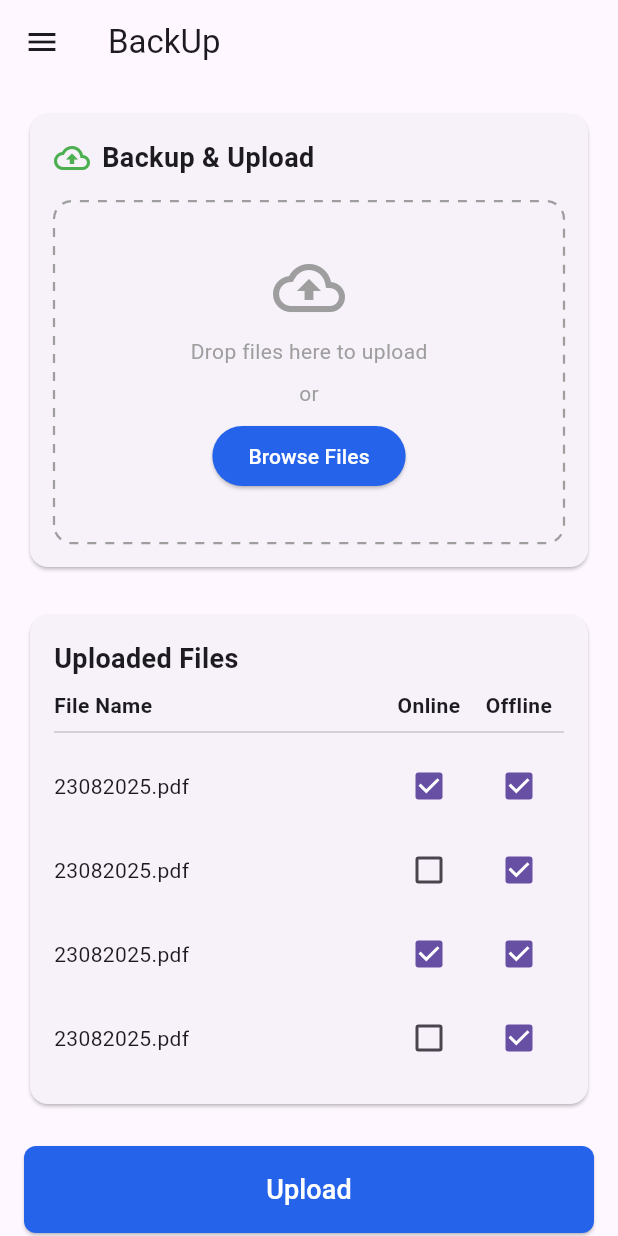
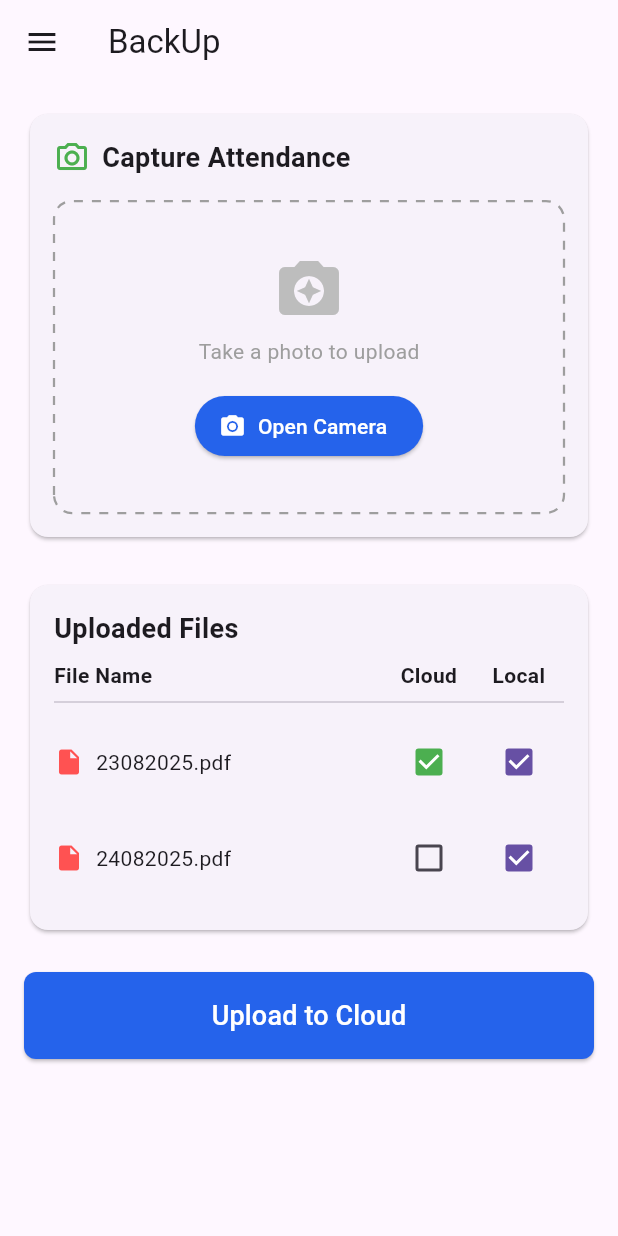
Before and after one commit to Vishwarajsinh7/SmartAbsent, a Flutter app: the BackupScreen screen opened directly, on a phone screen of 412 x 824 dp. Run offline on Flutter 3.47's test engine with Material 3 defaults, Android fonts, the phone set to English and light mode, and no system bars; drawn by our look-alikes of dotted_border; our stand-ins replace cloud_firestore, firebase_core, firebase_storage, image_picker; missing offline and left inert: flutter_application_1; accounts and stored records are empty; Roboto replaces fonts that are missing (Poppins); statements that could not run were skipped.

Commit message:
add camera function

```diff
--- a/lib/screen/local_cloud_backup.dart
+++ b/lib/screen/local_cloud_backup.dart
@@ -1,8 +1,15 @@
+import 'dart:io'; // Required for File
+import 'package:demo1/screen/sidebar.dart';
+import 'package:firebase_core/firebase_core.dart'; // Required for Firebase
+import 'package:firebase_storage/firebase_storage.dart'; // Required for Storage
+import 'package:flutter/material.dart';
 import 'package:dotted_border/dotted_border.dart';
-import 'package:flutter_application_1/screen/sidebar.dart';
-import 'package:flutter/material.dart';
+import 'package:image_picker/image_picker.dart'; // Required for Camera
 
-void main() {
+void main() async {
+  // 1. Initialize Firebase before running the app
+  WidgetsFlutterBinding.ensureInitialized();
+  await Firebase.initializeApp();
   runApp(const BackupApp());
 }
 
@@ -39,11 +46,7 @@ class BackupFile {
   bool isOnline;
   bool isOffline;
 
-  BackupFile({
-    required this.name,
-    this.isOnline = false,
-    this.isOffline = true,
-  });
+  BackupFile({required this.name, this.isOnline = false, this.isOffline = true});
 }
 
 class BackupScreen extends StatefulWidget {
@@ -54,45 +57,142 @@ class BackupScreen extends StatefulWidget {
 }
 
 class _BackupScreenState extends State<BackupScreen> {
-  //int _currentIndex = 1; // Set initial index to 'Backup'
+  // --- LOGIC VARIABLES ---
+  final ImagePicker _picker = ImagePicker();
+  File? _selectedImage;
+  bool _isUploading = false;
 
-  // Sample list of files
+  // Sample list (We will add new uploads to this list)
   final List<BackupFile> _files = [
     BackupFile(name: '23082025.pdf', isOnline: true, isOffline: true),
-    BackupFile(name: '23082025.pdf', isOnline: false, isOffline: true),
-    BackupFile(name: '23082025.pdf', isOnline: true, isOffline: true),
-    BackupFile(name: '23082025.pdf', isOnline: false, isOffline: true),
+    BackupFile(name: '24082025.pdf', isOnline: false, isOffline: true),
   ];
+
+  // --- FUNCTION 1: Pick Image from Camera ---
+  Future<void> _pickImage() async {
+    try {
+      final XFile? photo = await _picker.pickImage(source: ImageSource.camera);
+      if (photo != null) {
+        setState(() {
+          _selectedImage = File(photo.path);
+        });
+      }
+    } catch (e) {
+      ScaffoldMessenger.of(context).showSnackBar(SnackBar(content: Text('Error picking image: $e')));
+    }
+  }
+
+  // --- FUNCTION 2: Upload to Firebase Storage ---
+  Future<void> _uploadToFirebase() async {
+    if (_selectedImage == null) {
+      ScaffoldMessenger.of(context).showSnackBar(
+        const SnackBar(content: Text('Please take a photo first!')),
+      );
+      return;
+    }
+
+    setState(() => _isUploading = true);
+
+    try {
+      // 1. Create a unique filename based on time
+      String fileName = "attendance_${DateTime.now().millisecondsSinceEpoch}.jpg";
+
+      // 2. Create Reference (Folder: backups)
+      final ref = FirebaseStorage.instance.ref().child('backups/$fileName');
+
+      // 3. Upload
+      await ref.putFile(_selectedImage!);
+
+      // 4. Update UI on Success
+      setState(() {
+        // Add to the list so the user sees it immediately
+        _files.insert(0, BackupFile(name: fileName, isOnline: true, isOffline: true));
+        _selectedImage = null; // Clear preview
+      });
+
+      if (mounted) {
+        ScaffoldMessenger.of(context).showSnackBar(
+          const SnackBar(content: Text('Upload Successful!')),
+        );
+      }
+    } catch (e) {
+      print(e);
+      if (mounted) {
+        ScaffoldMessenger.of(context).showSnackBar(
+          SnackBar(content: Text('Upload Failed: $e')),
+        );
+      }
+    } finally {
+      if (mounted) setState(() => _isUploading = false);
+    }
+  }
 
   @override
   Widget build(BuildContext context) {
     return Scaffold(
-      appBar: AppBar(title: const Text('BackUp')),
-      drawer: const Drawer(child: Sidebar()),
-
+      appBar: AppBar(
+        title: const Text('BackUp'),
+      ),
+      drawer: const Drawer(
+        child: Sidebar(),
+      ),
       body: SingleChildScrollView(
         padding: const EdgeInsets.all(16.0),
         child: Column(
           children: [
             _buildUploadCard(),
             const SizedBox(height: 24),
+
+            // --- PREVIEW SECTION (Only shows if image picked) ---
+            if (_selectedImage != null) ...[
+              Container(
+                padding: const EdgeInsets.all(16),
+                decoration: BoxDecoration(
+                  color: Colors.white,
+                  borderRadius: BorderRadius.circular(12),
+                  border: Border.all(color: Colors.grey.shade300),
+                ),
+                child: Column(
+                  children: [
+                    const Text("Preview", style: TextStyle(fontWeight: FontWeight.bold)),
+                    const SizedBox(height: 10),
+                    ClipRRect(
+                      borderRadius: BorderRadius.circular(8),
+                      child: Image.file(_selectedImage!, height: 200, width: double.infinity, fit: BoxFit.cover),
+                    ),
+                    const SizedBox(height: 10),
+                    Row(
+                      mainAxisAlignment: MainAxisAlignment.end,
+                      children: [
+                        TextButton.icon(
+                          icon: const Icon(Icons.delete, color: Colors.red),
+                          label: const Text("Remove", style: TextStyle(color: Colors.red)),
+                          onPressed: () => setState(() => _selectedImage = null),
+                        )
+                      ],
+                    )
+                  ],
+                ),
+              ),
+              const SizedBox(height: 24),
+            ],
+
             _buildUploadedFilesCard(),
             const SizedBox(height: 24),
+
+            // --- UPLOAD BUTTON ---
             SizedBox(
               width: double.infinity,
               child: ElevatedButton(
-                onPressed: () {},
+                onPressed: _isUploading ? null : _uploadToFirebase, // Disable if uploading
                 style: ElevatedButton.styleFrom(
                   backgroundColor: const Color(0xFF2563EB),
                   padding: const EdgeInsets.symmetric(vertical: 16),
-                  shape: RoundedRectangleBorder(
-                    borderRadius: BorderRadius.circular(8),
-                  ),
+                  shape: RoundedRectangleBorder(borderRadius: BorderRadius.circular(8)),
                 ),
-                child: const Text(
-                  'Upload',
-                  style: TextStyle(fontSize: 18, color: Colors.white),
-                ),
+                child: _isUploading
+                  ? const SizedBox(height: 24, width: 24, child: CircularProgressIndicator(color: Colors.white, strokeWidth: 2))
+                  : const Text('Upload to Cloud', style: TextStyle(fontSize: 18, color: Colors.white)),
               ),
             ),
           ],
@@ -112,12 +212,9 @@ class _BackupScreenState extends State<BackupScreen> {
           children: [
             const Row(
               children: [
-                Icon(Icons.cloud_upload_outlined, color: Colors.green),
+                Icon(Icons.camera_alt_outlined, color: Colors.green),
                 SizedBox(width: 8),
-                Text(
-                  'Backup & Upload',
-                  style: TextStyle(fontSize: 18, fontWeight: FontWeight.w600),
-                ),
+                Text('Capture Attendance', style: TextStyle(fontSize: 18, fontWeight: FontWeight.w600)),
               ],
             ),
             const SizedBox(height: 16),
@@ -133,26 +230,21 @@ class _BackupScreenState extends State<BackupScreen> {
                 child: Column(
                   mainAxisAlignment: MainAxisAlignment.center,
                   children: [
-                    const Icon(
-                      Icons.cloud_upload_outlined,
-                      size: 48,
-                      color: Colors.grey,
+                    Icon(Icons.camera_enhance, size: 48, color: Colors.grey.shade400),
+                    const SizedBox(height: 8),
+                    Text(
+                      _selectedImage == null ? 'Take a photo to upload' : 'Photo selected',
+                      style: const TextStyle(color: Colors.grey),
                     ),
-                    const SizedBox(height: 8),
-                    const Text(
-                      'Drop files here to upload',
-                      style: TextStyle(color: Colors.grey),
-                    ),
-                    const SizedBox(height: 8),
-                    const Text('or', style: TextStyle(color: Colors.grey)),
-                    const SizedBox(height: 8),
-                    ElevatedButton(
-                      onPressed: () {},
+                    const SizedBox(height: 16),
+                    ElevatedButton.icon(
+                      onPressed: _pickImage,
+                      icon: const Icon(Icons.camera_alt),
+                      label: const Text('Open Camera'),
                       style: ElevatedButton.styleFrom(
                         backgroundColor: const Color(0xFF2563EB),
                         foregroundColor: Colors.white,
                       ),
-                      child: const Text('Browse Files'),
                     ),
                   ],
                 ),
@@ -173,36 +265,14 @@ class _BackupScreenState extends State<BackupScreen> {
         child: Column(
           crossAxisAlignment: CrossAxisAlignment.start,
           children: [
-            const Text(
-              'Uploaded Files',
-              style: TextStyle(fontSize: 18, fontWeight: FontWeight.w600),
-            ),
+            const Text('Uploaded Files', style: TextStyle(fontSize: 18, fontWeight: FontWeight.w600)),
             const SizedBox(height: 8),
             // Header Row
             const Row(
               children: [
-                Expanded(
-                  child: Text(
-                    'File Name',
-                    style: TextStyle(fontWeight: FontWeight.bold),
-                  ),
-                ),
-                SizedBox(
-                  width: 60,
-                  child: Text(
-                    'Online',
-                    textAlign: TextAlign.center,
-                    style: TextStyle(fontWeight: FontWeight.bold),
-                  ),
-                ),
-                SizedBox(
-                  width: 60,
-                  child: Text(
-                    'Offline',
-                    textAlign: TextAlign.center,
-                    style: TextStyle(fontWeight: FontWeight.bold),
-                  ),
-                ),
+                Expanded(child: Text('File Name', style: TextStyle(fontWeight: FontWeight.bold))),
+                SizedBox(width: 60, child: Text('Cloud', textAlign: TextAlign.center, style: TextStyle(fontWeight: FontWeight.bold))),
+                SizedBox(width: 60, child: Text('Local', textAlign: TextAlign.center, style: TextStyle(fontWeight: FontWeight.bold))),
               ],
             ),
             const Divider(),
@@ -215,10 +285,8 @@ class _BackupScreenState extends State<BackupScreen> {
                 final file = _files[index];
                 return FileRow(
                   file: file,
-                  onOnlineChanged: (value) =>
-                      setState(() => file.isOnline = value!),
-                  onOfflineChanged: (value) =>
-                      setState(() => file.isOffline = value!),
+                  onOnlineChanged: (value) => setState(() => file.isOnline = value!),
+                  onOfflineChanged: (value) => setState(() => file.isOffline = value!),
                 );
               },
             ),
@@ -245,18 +313,25 @@ class FileRow extends StatelessWidget {
   @override
   Widget build(BuildContext context) {
     return Padding(
-      padding: const EdgeInsets.symmetric(vertical: 4.0),
+      padding: const EdgeInsets.symmetric(vertical: 8.0),
       child: Row(
         children: [
-          Expanded(child: Text(file.name)),
-          SizedBox(
-            width: 60,
-            child: Checkbox(value: file.isOnline, onChanged: onOnlineChanged),
+          Expanded(
+            child: Row(
+              children: [
+                const Icon(Icons.insert_drive_file, color: Colors.redAccent, size: 20),
+                const SizedBox(width: 8),
+                Flexible(child: Text(file.name, overflow: TextOverflow.ellipsis)),
+              ],
+            )
           ),
-          SizedBox(
-            width: 60,
-            child: Checkbox(value: file.isOffline, onChanged: onOfflineChanged),
-          ),
+          // Cloud Checkbox (Disabled if it's already uploaded, purely visual)
+          SizedBox(width: 60, child: Checkbox(
+            value: file.isOnline,
+            activeColor: Colors.green,
+            onChanged: onOnlineChanged
+          )),
+          SizedBox(width: 60, child: Checkbox(value: file.isOffline, onChanged: onOfflineChanged)),
         ],
       ),
     );
```
